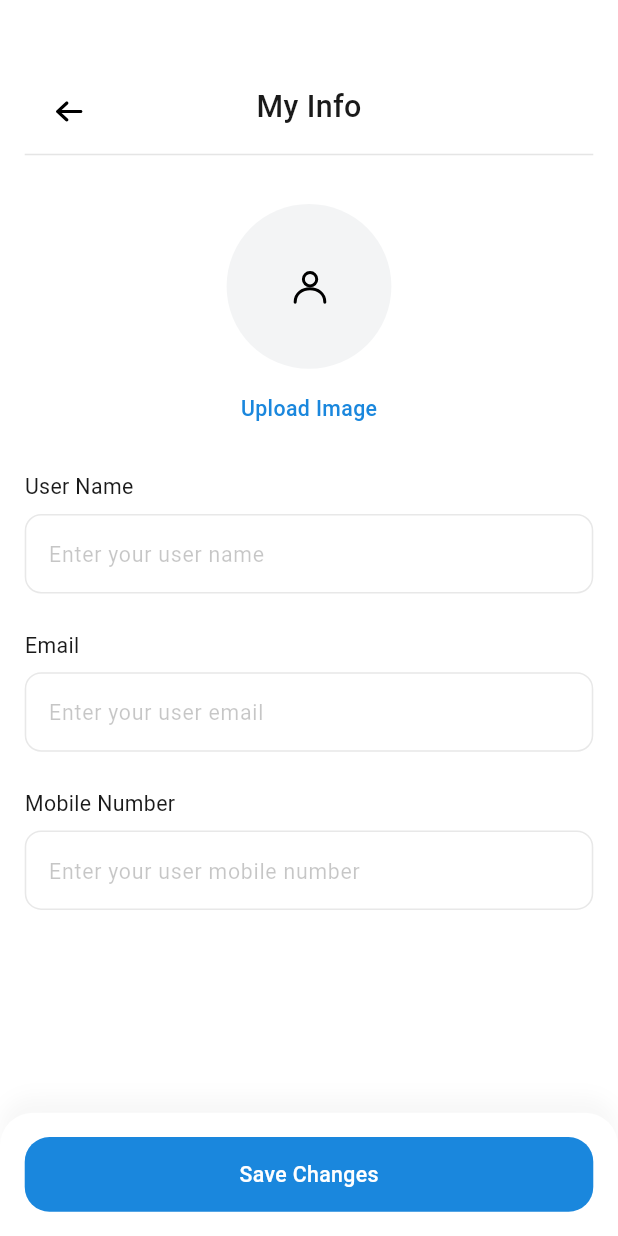
After one commit to Ruisizheng/pay_now_wallet_app, a Flutter app: the InfoScreen screen opened directly, on a phone screen of 412 x 824 dp. The commit adds this screen. Run offline on Flutter 3.47's test engine with Material 3 defaults, Android fonts, the phone set to English and light mode, and no system bars; our stand-ins replace flutter_screenutil, flutter_svg; Roboto replaces fonts that are missing (SF-Pro-Rounded).

Commit message:
新增用户编辑页

```diff
--- /dev/null
+++ b/lib/screens/info_screen.dart
@@ -0,0 +1,263 @@
+import 'package:flutter/material.dart';
+import 'package:flutter_screenutil/flutter_screenutil.dart';
+import 'package:flutter_svg/flutter_svg.dart';
+import 'package:pay_now_wallet_app/widgets/vertical_spacer.dart';
+
+class InfoScreen extends StatelessWidget {
+  const InfoScreen({super.key});
+
+  @override
+  Widget build(BuildContext context) {
+    return Scaffold(
+      backgroundColor: Colors.white,
+      body: SingleChildScrollView(
+        child: Padding(
+          padding: EdgeInsets.symmetric(horizontal: 15.w),
+          child: Column(
+            mainAxisAlignment: MainAxisAlignment.start,
+            crossAxisAlignment: CrossAxisAlignment.start,
+            children: [
+              // 标题及返回键
+              Container(
+                padding: EdgeInsets.all(15.w),
+                height: 102.h,
+                width: 375.w,
+                decoration: BoxDecoration(
+                  border: Border(
+                    bottom: BorderSide(
+                        color: Colors.black.withOpacity(0.1), width: 1.h),
+                  ),
+                ),
+                child: Row(
+                  crossAxisAlignment: CrossAxisAlignment.end,
+                  mainAxisAlignment: MainAxisAlignment.spaceBetween,
+                  children: [
+                    InkWell(
+                      onTap: () {
+                        Navigator.of(context).pop();
+                      },
+                      child: SizedBox(
+                        width: 24.w,
+                        height: 24.h,
+                        child: FittedBox(
+                          fit: BoxFit.fill,
+                          child:
+                              SvgPicture.asset('assets/images/back_icon.svg'),
+                        ),
+                      ),
+                    ),
+                    Text(
+                      'My Info',
+                      style: TextStyle(
+                          fontSize: 20.sp, fontWeight: FontWeight.w500),
+                    ),
+                    SizedBox(
+                      width: 24.w,
+                      height: 24.h,
+                    ),
+                  ],
+                ),
+              ),
+              const VerticalSpacer(height: 32),
+              // 头像
+              Center(
+                child: CircleAvatar(
+                  backgroundColor: const Color(0xFFF3F4F5),
+                  radius: 50.w,
+                  child: Center(
+                    child: SizedBox(
+                      width: 24.w,
+                      height: 24.w,
+                      child: FittedBox(
+                        fit: BoxFit.fill,
+                        child: SvgPicture.asset(
+                            'assets/images/user_icon_active.svg'),
+                      ),
+                    ),
+                  ),
+                ),
+              ),
+              const VerticalSpacer(height: 16),
+              // 可上传头像文字按钮
+              Center(
+                child: Text(
+                  'Upload Image',
+                  style: TextStyle(
+                    fontSize: 14.sp,
+                    fontWeight: FontWeight.w500,
+                    color: Theme.of(context).colorScheme.primary,
+                  ),
+                ),
+              ),
+              const VerticalSpacer(height: 32),
+              // 用户名 标签
+              Text(
+                'User Name',
+                style:
+                    TextStyle(fontSize: 14.sp, color: const Color(0xFF1A1A1A)),
+              ),
+              const VerticalSpacer(height: 8),
+              // 用户名 输入框
+              TextField(
+                keyboardType: TextInputType.number,
+                style: TextStyle(
+                  fontSize: 14.sp,
+                  color: Theme.of(context).colorScheme.primary,
+                ),
+                cursorColor: Theme.of(context).colorScheme.primary,
+                decoration: InputDecoration(
+                  hintText: 'Enter your user name',
+                  hintStyle: TextStyle(
+                    fontSize: 14.sp,
+                    color: const Color(0xFF1A1A1A).withOpacity(0.2494),
+                  ),
+                  filled: true,
+                  fillColor: Colors.white,
+                  enabledBorder: OutlineInputBorder(
+                    borderRadius: BorderRadius.circular(10.w),
+                    borderSide: BorderSide(
+                      color: const Color(0xFF1A1A1A).withOpacity(0.1),
+                      width: 1.sp,
+                    ),
+                  ),
+                  focusedBorder: OutlineInputBorder(
+                    borderRadius: BorderRadius.circular(10.w),
+                    borderSide: BorderSide(
+                        color: Theme.of(context).colorScheme.primary,
+                        width: 1.sp),
+                  ),
+                ),
+              ),
+              const VerticalSpacer(height: 24),
+              // E-mail 标签
+              Text(
+                "Email",
+                style: TextStyle(
+                  fontSize: 14.sp,
+                  color: const Color(0xFF1A1A1A),
+                ),
+              ),
+              const VerticalSpacer(height: 8),
+              // E-mail 输入框
+              TextField(
+                keyboardType: TextInputType.emailAddress,
+                style: TextStyle(
+                  fontSize: 14.sp,
+                  color: Theme.of(context).colorScheme.primary,
+                ),
+                cursorColor: Theme.of(context).colorScheme.primary,
+                decoration: InputDecoration(
+                  hintText: "Enter your user email",
+                  hintStyle: TextStyle(
+                    fontSize: 14.sp,
+                    color: const Color(0xFF1A1A1A).withOpacity(0.2494),
+                  ),
+                  filled: true,
+                  fillColor: Colors.white,
+                  enabledBorder: OutlineInputBorder(
+                    borderRadius: BorderRadius.circular(10.w),
+                    borderSide: BorderSide(
+                      color: const Color(0xFF1A1A1A).withOpacity(0.1),
+                      width: 1.sp,
+                    ),
+                  ),
+                  focusedBorder: OutlineInputBorder(
+                    borderRadius: BorderRadius.circular(10.w),
+                    borderSide: BorderSide(
+                      color: Theme.of(context).colorScheme.primary,
+                      width: 1.sp,
+                    ),
+                  ),
+                ),
+              ),
+              const VerticalSpacer(height: 24),
+              // 手机号码 标签
+              Text(
+                "Mobile Number",
+                style: TextStyle(
+                  fontSize: 14.sp,
+                  color: const Color(0xFF1A1A1A),
+                ),
+              ),
+              const VerticalSpacer(height: 8),
+              // 手机号码 输入框
+              TextField(
+                keyboardType: TextInputType.number,
+                style: TextStyle(
+                  fontSize: 14.sp,
+                  color: Theme.of(context).colorScheme.primary,
+                ),
+                cursorColor: Theme.of(context).colorScheme.primary,
+                decoration: InputDecoration(
+                  hintText: "Enter your user mobile number",
+                  hintStyle: TextStyle(
+                    fontSize: 14.sp,
+                    color: const Color(0xFF1A1A1A).withOpacity(0.2494),
+                  ),
+                  filled: true,
+                  fillColor: Colors.white,
+                  enabledBorder: OutlineInputBorder(
+                    borderRadius: BorderRadius.circular(10.w),
+                    borderSide: BorderSide(
+                      color: const Color(0xFF1A1A1A).withOpacity(0.1),
+                      width: 1.sp,
+                    ),
+                  ),
+                  focusedBorder: OutlineInputBorder(
+                    borderRadius: BorderRadius.circular(10.w),
+                    borderSide: BorderSide(
+                      color: Theme.of(context).colorScheme.primary,
+                      width: 1.sp,
+                    ),
+                  ),
+                ),
+              ),
+            ],
+          ),
+        ),
+      ),
+      // 保存按钮
+      bottomNavigationBar: Container(
+        height: 81.h,
+        width: 375.w,
+        decoration: BoxDecoration(
+            color: Colors.white,
+            borderRadius: BorderRadius.only(
+              topLeft: Radius.circular(20.w),
+              topRight: Radius.circular(20.w),
+            ),
+            boxShadow: [
+              BoxShadow(
+                  color: Colors.black.withOpacity(0.03),
+                  offset: const Offset(0, -10),
+                  blurRadius: 10),
+            ]),
+        child: Center(
+          child: InkWell(
+            onTap: () {},
+            child: Container(
+                height: 49.h,
+                width: 345.w,
+                decoration: BoxDecoration(
+                  borderRadius: BorderRadius.circular(15.w),
+                  color: Theme.of(context).colorScheme.primary,
+                ),
+                child: Row(
+                  mainAxisAlignment: MainAxisAlignment.center,
+                  children: [
+                    Text(
+                      "Save Changes",
+                      style: TextStyle(
+                        fontSize: 14.sp,
+                        fontWeight: FontWeight.w500,
+                        color: Colors.white,
+                      ),
+                    ),
+                  ],
+                )),
+          ),
+        ),
+      ),
+    );
+  }
+}
--- a/lib/screens/profile_screen.dart
+++ b/lib/screens/profile_screen.dart
@@ -1,6 +1,8 @@
 import 'package:flutter/material.dart';
 import 'package:flutter_screenutil/flutter_screenutil.dart';
 import 'package:flutter_svg/flutter_svg.dart';
+import 'package:pay_now_wallet_app/screens/info_screen.dart';
+import 'package:pay_now_wallet_app/screens/settings_screen.dart';
 import 'package:pay_now_wallet_app/widgets/horizontal_spacer.dart';
 import 'package:pay_now_wallet_app/widgets/vertical_spacer.dart';
 
@@ -79,7 +81,16 @@ class ProfileScreen extends StatelessWidget {
         Padding(
           padding: EdgeInsets.symmetric(horizontal: 15.w),
           child: Column(children: [
-            Container(
+            InkWell(
+              onTap: () {
+                Navigator.push(
+                  context,
+                  MaterialPageRoute(
+                    builder: (context) => const InfoScreen(),
+                  ),
+                );
+              },
+              child: Container(
                 width: 375.w,
                 height: 64.h,
                 padding: EdgeInsets.symmetric(horizontal: 15.w),
@@ -122,6 +133,7 @@ class ProfileScreen extends StatelessWidget {
                       ),
                     )
                   ],
+                ),
               ),
             ),
             const VerticalSpacer(height: 16),
@@ -171,7 +183,15 @@ class ProfileScreen extends StatelessWidget {
               ),
             ),
             const VerticalSpacer(height: 16),
-            Container(
+            InkWell(
+              onTap: () {
+                Navigator.push(
+                  context,
+                  MaterialPageRoute(
+                      builder: (context) => const SettingsScreen()),
+                );
+              },
+              child: Container(
                 height: 64.h,
                 width: 375.w,
                 padding: EdgeInsets.symmetric(horizontal: 15.w),
@@ -214,6 +234,7 @@ class ProfileScreen extends StatelessWidget {
                       ),
                     ),
                   ],
+                ),
               ),
             ),
             const VerticalSpacer(height: 16),
```
Lines whose indentation alone changed are shown as unchanged.
